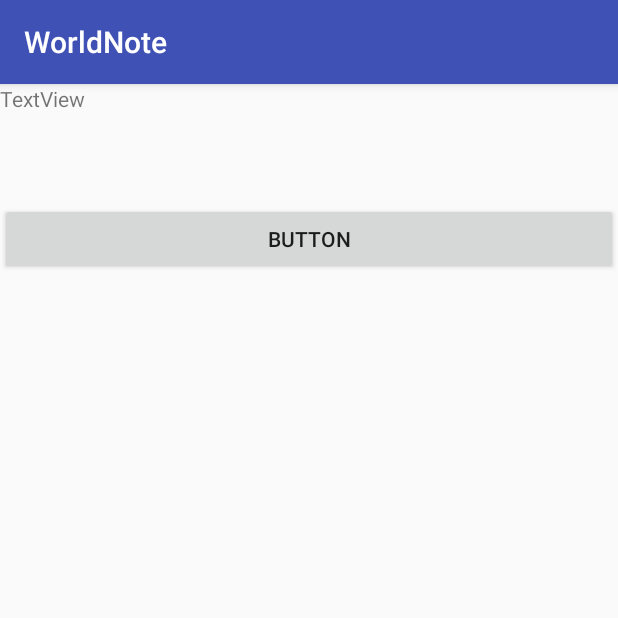
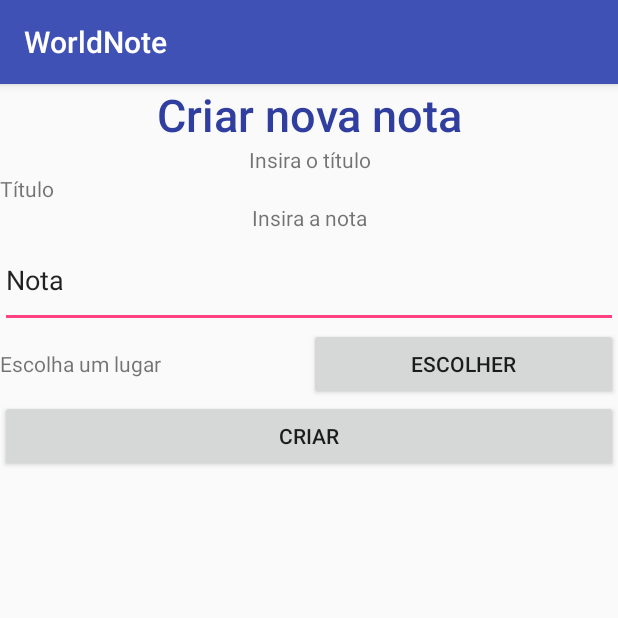
Before and after one commit to NewtonJoaquim/WorldNote, an Android app: the CreateNote screen opened directly, with no data from a screen before it, on a phone screen of 412 x 824 dp, the top half of it. Run offline under Robolectric (Android 15) with nearby library versions, the phone set to English and light mode, and no system bars.

Commit message:
Criado Layout da tela Criar nota

```diff
--- a/app/src/main/java/com/worldnote/pdm/worldnote/CreateNote.java
+++ b/app/src/main/java/com/worldnote/pdm/worldnote/CreateNote.java
@@ -16,17 +16,24 @@ import com.google.android.gms.location.places.Place;
 import com.google.android.gms.location.places.ui.PlacePicker;
 
 public class CreateNote extends AppCompatActivity {
-    TextView getText;
-    Button b;
+    TextView placeText;
+    TextView tittle;
+    TextView note;
+    Button pickaplace;
+    Button confirm;
     int PLACE_PICKER_REQUEST=1;
     @Override
     protected void onCreate(Bundle savedInstanceState) {
         super.onCreate(savedInstanceState);
         setContentView(R.layout.activity_createnote);
 
-        getText = findViewById(R.id.getplace);
-        b = findViewById(R.id.button);
-        b.setOnClickListener(new View.OnClickListener() {
+        placeText = findViewById(R.id.getplace);
+        tittle = findViewById(R.id.tittle);
+        note = findViewById(R.id.note);
+        confirm = findViewById(R.id.create);
+        pickaplace = findViewById(R.id.pickaplace);
+
+        pickaplace.setOnClickListener(new View.OnClickListener() {
             @Override
             public void onClick(View view) {
                 PlacePicker.IntentBuilder builder= new PlacePicker.IntentBuilder();
@@ -46,6 +53,13 @@ public class CreateNote extends AppCompatActivity {
             }
         });
 
+        confirm.setOnClickListener(new View.OnClickListener() {
+            @Override
+            public void onClick(View view) {
+
+            }
+        });
+
     }
     @Override
     protected void onActivityResult(int requestCode,int resultcode, Intent data){
@@ -53,7 +67,7 @@ public class CreateNote extends AppCompatActivity {
             if(resultcode == RESULT_OK){
                 Place place = PlacePicker.getPlace(data,this);
                 String adress = String.format("Place %s",place.getAddress());
-                getText.setText(adress);
+                placeText.setText(adress);
             }
         }
     }
--- a/app/src/main/res/layout/activity_createnote.xml
+++ b/app/src/main/res/layout/activity_createnote.xml
@@ -17,16 +17,78 @@
         app:layout_constraintTop_toTopOf="parent">
 
         <TextView
-            android:id="@+id/getplace"
-            android:layout_width="match_parent"
-            android:layout_height="79dp"
-            android:text="TextView" />
-
-        <Button
-            android:id="@+id/button"
+            android:id="@+id/textView2"
             android:layout_width="match_parent"
             android:layout_height="wrap_content"
-            android:text="Button" />
+            android:text="@string/register_note"
+            android:textAlignment="center"
+            android:textAppearance="@style/TextAppearance.AppCompat.Title"
+            android:textColor="@color/colorPrimaryDark"
+            android:textSize="30sp" />
+
+        <TextView
+            android:id="@+id/textView3"
+            android:layout_width="match_parent"
+            android:layout_height="wrap_content"
+            android:text="@string/register_note_title"
+            android:textAlignment="center" />
+
+        <TextView
+            android:id="@+id/tittle"
+            android:layout_width="match_parent"
+            android:layout_height="wrap_content"
+            android:text="@string/note_tittle" />
+
+        <TextView
+            android:id="@+id/textView5"
+            android:layout_width="match_parent"
+            android:layout_height="wrap_content"
+            android:text="@string/register_note_note"
+            android:textAlignment="center" />
+
+        <EditText
+            android:id="@+id/note"
+            android:layout_width="match_parent"
+            android:layout_height="64dp"
+            android:ems="10"
+            android:inputType="textPersonName"
+            android:text="@string/note_note"
+            android:textAlignment="viewStart" />
+
+        <LinearLayout
+            android:layout_width="match_parent"
+            android:layout_height="wrap_content"
+            android:orientation="horizontal">
+
+            <TextView
+                android:id="@+id/getplace"
+                android:layout_width="match_parent"
+                android:layout_height="wrap_content"
+                android:layout_weight="1"
+                android:text="@string/register_note_place" />
+
+            <Button
+                android:id="@+id/pickaplace"
+                android:layout_width="match_parent"
+                android:layout_height="wrap_content"
+                android:layout_weight="1"
+                android:text="@string/register_note_pick_place" />
+
+        </LinearLayout>
+
+        <LinearLayout
+            android:layout_width="match_parent"
+            android:layout_height="match_parent"
+            android:orientation="horizontal">
+
+            <Button
+                android:id="@+id/create"
+                android:layout_width="wrap_content"
+                android:layout_height="wrap_content"
+                android:layout_weight="1"
+                android:text="@string/register_note_create" />
+        </LinearLayout>
 
     </LinearLayout>
+
 </android.support.constraint.ConstraintLayout>
--- a/app/src/main/res/values/colors.xml
+++ b/app/src/main/res/values/colors.xml
@@ -1,7 +1,7 @@
 <?xml version="1.0" encoding="utf-8"?>
 <resources>
     <color name="colorPrimary">#3f51b5</color>
-    <color name="colorPrimaryDark">#303F9F</color>
+    <color name="colorPrimaryDark">#303f9f</color>
     <color name="colorAccent">#FF4081</color>
     <color name="gray">#455a64</color>
     <color name="darkGray">#d31997cd</color>
--- a/app/src/main/res/values/strings.xml
+++ b/app/src/main/res/values/strings.xml
@@ -8,5 +8,11 @@
     <string name="name_hint">Nome</string>
     <string name="password_confirm_hint">Repita a senha</string>
     <string name="register_note_title">Insira o título</string>
+    <string name="register_note_note">Insira a nota</string>
     <string name="register_note">Criar nova nota</string>
+    <string name="register_note_place">Escolha um lugar</string>
+    <string name="register_note_pick_place">Escolher</string>
+    <string name="note_note">Nota</string>
+    <string name="note_tittle">Título</string>
+    <string name="register_note_create">Criar</string>
 </resources>
```
Also changed, not shown: 2 other files.
